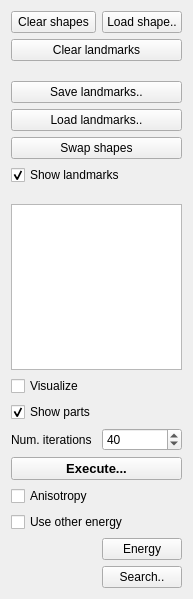
The window that ddtt/experiment/experiment-widget.ui (ialhashim/ddtt-dev) describes before a commit, drawn with Qt 5.
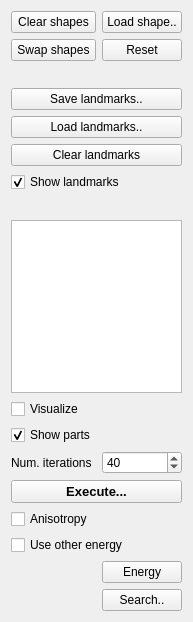
The same window after the commit.

Commit message: [experiment] more on propagation.

```diff
--- a/ddtt/experiment/experiment-widget.ui
+++ b/ddtt/experiment/experiment-widget.ui
@@ -7,14 +7,38 @@
     <x>0</x>
     <y>0</y>
     <width>176</width>
-    <height>599</height>
+    <height>622</height>
    </rect>
   </property>
   <property name="windowTitle">
    <string>Form</string>
   </property>
   <layout class="QGridLayout" name="gridLayout">
-   <item row="11" column="0">
+   <item row="1" column="1">
+    <widget class="QPushButton" name="resetShapes">
+     <property name="text">
+      <string>Reset</string>
+     </property>
+    </widget>
+   </item>
+   <item row="9" column="0" colspan="2">
+    <widget class="QCheckBox" name="isShowLandmarks">
+     <property name="text">
+      <string>Show landmarks</string>
+     </property>
+     <property name="checked">
+      <bool>true</bool>
+     </property>
+    </widget>
+   </item>
+   <item row="0" column="1">
+    <widget class="QPushButton" name="loadShapes">
+     <property name="text">
+      <string>Load shape..</string>
+     </property>
+    </widget>
+   </item>
+   <item row="14" column="0">
     <widget class="QCheckBox" name="isShowParts">
      <property name="text">
       <string>Show parts</string>
@@ -24,105 +48,118 @@
      </property>
     </widget>
    </item>
-   <item row="14" column="0" colspan="2">
-    <widget class="QCheckBox" name="isAnisotropy">
+   <item row="11" column="0" colspan="2">
+    <spacer name="verticalSpacer_2">
+     <property name="orientation">
+      <enum>Qt::Vertical</enum>
+     </property>
+     <property name="sizeHint" stdset="0">
+      <size>
+       <width>20</width>
+       <height>40</height>
+      </size>
+     </property>
+    </spacer>
+   </item>
+   <item row="3" column="0" colspan="2">
+    <spacer name="verticalSpacer">
+     <property name="orientation">
+      <enum>Qt::Vertical</enum>
+     </property>
+     <property name="sizeHint" stdset="0">
+      <size>
+       <width>20</width>
+       <height>40</height>
+      </size>
+     </property>
+    </spacer>
+   </item>
+   <item row="16" column="0" colspan="2">
+    <widget class="QPushButton" name="executeButton">
+     <property name="font">
+      <font>
+       <pointsize>10</pointsize>
+       <weight>75</weight>
+       <bold>true</bold>
+      </font>
+     </property>
      <property name="text">
-      <string>Anisotropy</string>
+      <string>Execute...</string>
      </property>
-     <property name="checked">
-      <bool>false</bool>
+    </widget>
+   </item>
+   <item row="19" column="1">
+    <widget class="QPushButton" name="doEnergyGuided">
+     <property name="text">
+      <string>Energy</string>
      </property>
     </widget>
    </item>
-   <item row="9" column="0" colspan="2">
+   <item row="15" column="1">
+    <widget class="QSpinBox" name="numIterations">
+     <property name="maximum">
+      <number>1000</number>
+     </property>
+     <property name="singleStep">
+      <number>5</number>
+     </property>
+     <property name="value">
+      <number>40</number>
+     </property>
+    </widget>
+   </item>
+   <item row="15" column="0">
+    <widget class="QLabel" name="label">
+     <property name="text">
+      <string>Num. iterations</string>
+     </property>
+    </widget>
+   </item>
+   <item row="12" column="0" colspan="2">
     <widget class="QListWidget" name="pathsList">
      <property name="sortingEnabled">
       <bool>true</bool>
      </property>
     </widget>
    </item>
-   <item row="10" column="0" colspan="2">
+   <item row="13" column="0" colspan="2">
     <widget class="QCheckBox" name="isVisualize">
      <property name="text">
       <string>Visualize</string>
      </property>
     </widget>
    </item>
-   <item row="3" column="0" colspan="2">
-    <widget class="QPushButton" name="saveLandmarks">
-     <property name="text">
-      <string>Save landmarks..</string>
-     </property>
-    </widget>
-   </item>
-   <item row="8" column="0" colspan="2">
-    <spacer name="verticalSpacer_2">
-     <property name="orientation">
-      <enum>Qt::Vertical</enum>
-     </property>
-     <property name="sizeHint" stdset="0">
-      <size>
-       <width>20</width>
-       <height>40</height>
-      </size>
-     </property>
-    </spacer>
-   </item>
-   <item row="12" column="0">
-    <widget class="QLabel" name="label">
-     <property name="text">
-      <string>Num. iterations</string>
-     </property>
-    </widget>
-   </item>
-   <item row="17" column="1">
+   <item row="20" column="1">
     <widget class="QPushButton" name="searchBest">
      <property name="text">
       <string>Search..</string>
      </property>
     </widget>
    </item>
-   <item row="15" column="0" colspan="2">
+   <item row="17" column="0" colspan="2">
+    <widget class="QCheckBox" name="isAnisotropy">
+     <property name="text">
+      <string>Anisotropy</string>
+     </property>
+     <property name="checked">
+      <bool>false</bool>
+     </property>
+    </widget>
+   </item>
+   <item row="18" column="0" colspan="2">
     <widget class="QCheckBox" name="isOtherEnergy">
      <property name="text">
       <string>Use other energy</string>
      </property>
     </widget>
    </item>
-   <item row="0" column="1">
-    <widget class="QPushButton" name="loadShapes">
-     <property name="text">
-      <string>Load shape..</string>
-     </property>
-    </widget>
-   </item>
-   <item row="4" column="0" colspan="2">
+   <item row="6" column="0" colspan="2">
     <widget class="QPushButton" name="loadLandmarks">
      <property name="text">
       <string>Load landmarks..</string>
      </property>
     </widget>
    </item>
-   <item row="1" column="0" colspan="2">
-    <widget class="QPushButton" name="clearLandmarks">
-     <property name="text">
-      <string>Clear landmarks</string>
-     </property>
-    </widget>
-   </item>
-   <item row="2" column="0" colspan="2">
-    <spacer name="verticalSpacer">
-     <property name="orientation">
-      <enum>Qt::Vertical</enum>
-     </property>
-     <property name="sizeHint" stdset="0">
-      <size>
-       <width>20</width>
-       <height>40</height>
-      </size>
-     </property>
-    </spacer>
-   </item>
    <item row="0" column="0">
     <widget class="QPushButton" name="clearShapes">
      <property name="text">
@@ -130,57 +167,27 @@
      </property>
     </widget>
    </item>
-   <item row="12" column="1">
-    <widget class="QSpinBox" name="numIterations">
-     <property name="maximum">
-      <number>1000</number>
-     </property>
-     <property name="singleStep">
-      <number>5</number>
-     </property>
-     <property name="value">
-      <number>40</number>
-     </property>
-    </widget>
-   </item>
    <item row="5" column="0" colspan="2">
+    <widget class="QPushButton" name="saveLandmarks">
+     <property name="text">
+      <string>Save landmarks..</string>
+     </property>
+    </widget>
+   </item>
+   <item row="7" column="0" colspan="2">
+    <widget class="QPushButton" name="clearLandmarks">
+     <property name="text">
+      <string>Clear landmarks</string>
+     </property>
+    </widget>
+   </item>
+   <item row="1" column="0">
     <widget class="QPushButton" name="swapButton">
      <property name="text">
       <string>Swap shapes</string>
      </property>
     </widget>
    </item>
-   <item row="6" column="0" colspan="2">
-    <widget class="QCheckBox" name="isShowLandmarks">
-     <property name="text">
-      <string>Show landmarks</string>
-     </property>
-     <property name="checked">
-      <bool>true</bool>
-     </property>
-    </widget>
-   </item>
-   <item row="13" column="0" colspan="2">
-    <widget class="QPushButton" name="executeButton">
-     <property name="font">
-      <font>
-       <pointsize>10</pointsize>
-       <weight>75</weight>
-       <bold>true</bold>
-      </font>
-     </property>
-     <property name="text">
-      <string>Execute...</string>
-     </property>
-    </widget>
-   </item>
-   <item row="16" column="1">
-    <widget class="QPushButton" name="doEnergyGuided">
-     <property name="text">
-      <string>Energy</string>
-     </property>
-    </widget>
-   </item>
   </layout>
  </widget>
  <resources/>
```
The commit also changes 5 other files.
